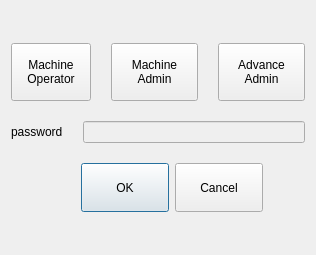
GaussCheng/2-5AxisPunch, file custom_widgets/programhead/passworddialog.ui: the form before one commit.
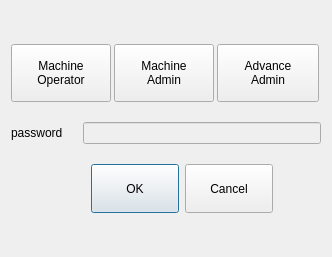
The form after the commit. Icons and pictures are not drawn. Custom widgets are drawn as their Qt base class.

```diff
--- a/custom_widgets/programhead/passworddialog.ui
+++ b/custom_widgets/programhead/passworddialog.ui
@@ -6,8 +6,8 @@
    <rect>
     <x>0</x>
     <y>0</y>
-    <width>316</width>
-    <height>255</height>
+    <width>332</width>
+    <height>257</height>
    </rect>
   </property>
   <property name="windowTitle">
@@ -36,6 +36,9 @@
    </item>
    <item>
     <layout class="QHBoxLayout" name="horizontalLayout_2">
+     <property name="spacing">
+      <number>3</number>
+     </property>
      <item>
       <widget class="QPushButton" name="MachineOperatorPushButton">
        <property name="sizePolicy">
@@ -46,13 +49,13 @@
        </property>
        <property name="minimumSize">
         <size>
-         <width>0</width>
+         <width>100</width>
          <height>58</height>
         </size>
        </property>
        <property name="maximumSize">
         <size>
-         <width>16777215</width>
+         <width>100</width>
          <height>120</height>
         </size>
        </property>
@@ -74,11 +77,23 @@
      <item>
       <widget class="QPushButton" name="MachineAdminPushButton">
        <property name="sizePolicy">
-        <sizepolicy hsizetype="Minimum" vsizetype="Preferred">
+        <sizepolicy hsizetype="Fixed" vsizetype="Preferred">
          <horstretch>0</horstretch>
          <verstretch>0</verstretch>
         </sizepolicy>
        </property>
+       <property name="minimumSize">
+        <size>
+         <width>100</width>
+         <height>0</height>
+        </size>
+       </property>
+       <property name="maximumSize">
+        <size>
+         <width>100</width>
+         <height>16777215</height>
+        </size>
+       </property>
        <property name="styleSheet">
         <string notr="true"/>
        </property>
@@ -97,11 +112,23 @@
      <item>
       <widget class="QPushButton" name="AdvanceAdminPushButton">
        <property name="sizePolicy">
-        <sizepolicy hsizetype="Minimum" vsizetype="Preferred">
+        <sizepolicy hsizetype="Fixed" vsizetype="Preferred">
          <horstretch>0</horstretch>
          <verstretch>0</verstretch>
         </sizepolicy>
        </property>
+       <property name="minimumSize">
+        <size>
+         <width>102</width>
+         <height>0</height>
+        </size>
+       </property>
+       <property name="maximumSize">
+        <size>
+         <width>100</width>
+         <height>16777215</height>
+        </size>
+       </property>
        <property name="styleSheet">
         <string notr="true"/>
        </property>
@@ -136,6 +163,18 @@
        <property name="enabled">
         <bool>false</bool>
        </property>
+       <property name="sizePolicy">
+        <sizepolicy hsizetype="Fixed" vsizetype="Fixed">
+         <horstretch>0</horstretch>
+         <verstretch>0</verstretch>
+        </sizepolicy>
+       </property>
+       <property name="maximumSize">
+        <size>
+         <width>240</width>
+         <height>16777215</height>
+        </size>
+       </property>
        <property name="echoMode">
         <enum>QLineEdit::Password</enum>
        </property>
@@ -153,13 +192,13 @@
      </property>
      <property name="minimumSize">
       <size>
-       <width>252</width>
-       <height>42</height>
+       <width>262</width>
+       <height>44</height>
       </size>
      </property>
      <property name="maximumSize">
       <size>
-       <width>238</width>
+       <width>237</width>
        <height>69</height>
       </size>
      </property>
```
